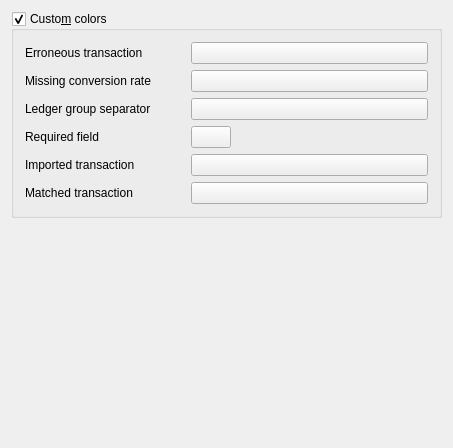
This is kmymoney/dialogs/settings/ksettingscolors.ui in KDE/kmymoney as Qt 5 draws it before an edit. The edited form follows.
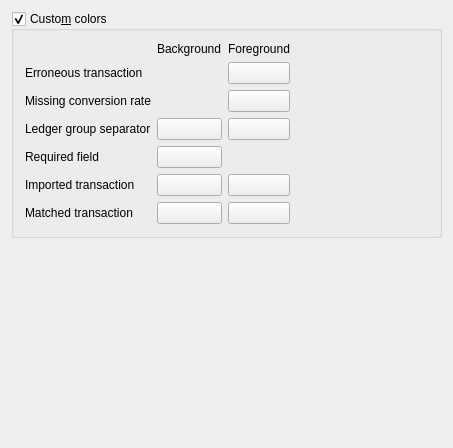
This is the edited form. Custom widgets are drawn as their Qt base class.

Commit message:
Fix custom color settings
Usage of custom colors was not implemented. This change brings back the
custom color settings. To improve them, for all background colors an
accompanying text color is now available to be able to adjust
readability.

FIXED-IN: 5.2

Diff of the .ui file:
```diff
--- a/kmymoney/dialogs/settings/ksettingscolors.ui
+++ b/kmymoney/dialogs/settings/ksettingscolors.ui
@@ -22,55 +22,22 @@
      <property name="checkable">
       <bool>true</bool>
      </property>
-     <layout class="QFormLayout" name="formLayout">
-      <property name="horizontalSpacing">
-       <number>40</number>
-      </property>
-      <item row="2" column="0">
-       <widget class="QLabel" name="textLabel1_5">
-        <property name="text">
-         <string>Ledger group separator</string>
+     <layout class="QGridLayout" name="gridLayout">
+      <item row="1" column="3">
+       <spacer name="horizontalSpacer">
+        <property name="orientation">
+         <enum>Qt::Horizontal</enum>
         </property>
-        <property name="wordWrap">
-         <bool>false</bool>
+        <property name="sizeHint" stdset="0">
+         <size>
+          <width>114</width>
+          <height>20</height>
+         </size>
         </property>
-       </widget>
+       </spacer>
       </item>
-      <item row="2" column="1">
-       <widget class="KColorButton" name="kcfg_groupMarkerColor">
-        <property name="text">
-         <string/>
-        </property>
-        <property name="color">
-         <color>
-          <red>255</red>
-          <green>170</green>
-          <blue>0</blue>
-         </color>
-        </property>
-       </widget>
-      </item>
-      <item row="3" column="0">
-       <widget class="QLabel" name="textLabel1_2">
-        <property name="text">
-         <string>Required field</string>
-        </property>
-        <property name="wordWrap">
-         <bool>false</bool>
-        </property>
-       </widget>
-      </item>
-      <item row="3" column="1">
+      <item row="4" column="1">
        <widget class="KColorButton" name="kcfg_fieldRequiredColor">
-        <property name="sizePolicy">
-         <sizepolicy hsizetype="Fixed" vsizetype="Fixed">
-          <horstretch>0</horstretch>
-          <verstretch>0</verstretch>
-         </sizepolicy>
-        </property>
-        <property name="text">
-         <string/>
-        </property>
         <property name="color">
          <color>
           <red>255</red>
@@ -80,17 +47,28 @@
         </property>
        </widget>
       </item>
+      <item row="6" column="2">
+       <widget class="KColorButton" name="kcfg_transactionMatchedText">
+        <property name="color">
+         <color>
+          <red>1</red>
+          <green>1</green>
+          <blue>1</blue>
+         </color>
+        </property>
+       </widget>
+      </item>
       <item row="4" column="0">
-       <widget class="QLabel" name="textLabel1_4">
+       <widget class="QLabel" name="textLabel1_2">
         <property name="text">
-         <string>Imported transaction</string>
+         <string>Required field</string>
         </property>
         <property name="wordWrap">
          <bool>false</bool>
         </property>
        </widget>
       </item>
-      <item row="4" column="1">
+      <item row="5" column="1">
        <widget class="KColorButton" name="kcfg_transactionImportedColor">
         <property name="text">
          <string/>
@@ -104,7 +82,86 @@
         </property>
        </widget>
       </item>
+      <item row="3" column="2">
+       <widget class="KColorButton" name="kcfg_groupMarkerText">
+        <property name="color">
+         <color>
+          <red>1</red>
+          <green>1</green>
+          <blue>1</blue>
+         </color>
+        </property>
+       </widget>
+      </item>
+      <item row="5" column="2">
+       <widget class="KColorButton" name="kcfg_transactionImportedText">
+        <property name="text">
+         <string/>
+        </property>
+        <property name="color">
+         <color>
+          <red>1</red>
+          <green>1</green>
+          <blue>1</blue>
+         </color>
+        </property>
+       </widget>
+      </item>
+      <item row="1" column="0">
+       <widget class="QLabel" name="textLabel1_3">
+        <property name="text">
+         <string>Erroneous transaction</string>
+        </property>
+        <property name="wordWrap">
+         <bool>false</bool>
+        </property>
+       </widget>
+      </item>
       <item row="5" column="0">
+       <widget class="QLabel" name="textLabel1_4">
+        <property name="text">
+         <string>Imported transaction</string>
+        </property>
+        <property name="wordWrap">
+         <bool>false</bool>
+        </property>
+       </widget>
+      </item>
+      <item row="3" column="1">
+       <widget class="KColorButton" name="kcfg_groupMarkerColor">
+        <property name="text">
+         <string/>
+        </property>
+        <property name="color">
+         <color>
+          <red>255</red>
+          <green>170</green>
+          <blue>0</blue>
+         </color>
+        </property>
+       </widget>
+      </item>
+      <item row="2" column="0">
+       <widget class="QLabel" name="textLabel4">
+        <property name="text">
+         <string>Missing conversion rate</string>
+        </property>
+        <property name="wordWrap">
+         <bool>false</bool>
+        </property>
+       </widget>
+      </item>
+      <item row="3" column="0">
+       <widget class="QLabel" name="textLabel1_5">
+        <property name="text">
+         <string>Ledger group separator</string>
+        </property>
+        <property name="wordWrap">
+         <bool>false</bool>
+        </property>
+       </widget>
+      </item>
+      <item row="6" column="0">
        <widget class="QLabel" name="textLabel2_2">
         <property name="text">
          <string>Matched transaction</string>
@@ -114,7 +171,21 @@
         </property>
        </widget>
       </item>
-      <item row="5" column="1">
+      <item row="0" column="1">
+       <widget class="QLabel" name="label">
+        <property name="text">
+         <string>Background</string>
+        </property>
+       </widget>
+      </item>
+      <item row="0" column="2">
+       <widget class="QLabel" name="label_2">
+        <property name="text">
+         <string>Foreground</string>
+        </property>
+       </widget>
+      </item>
+      <item row="6" column="1">
        <widget class="KColorButton" name="kcfg_transactionMatchedColor">
         <property name="text">
          <string/>
@@ -128,7 +199,7 @@
         </property>
        </widget>
       </item>
-      <item row="0" column="1">
+      <item row="1" column="2">
        <widget class="KColorButton" name="kcfg_transactionErroneousColor">
         <property name="color">
          <color>
@@ -139,17 +210,7 @@
         </property>
        </widget>
       </item>
-      <item row="0" column="0">
-       <widget class="QLabel" name="textLabel1_3">
-        <property name="text">
-         <string>Erroneous transaction</string>
-        </property>
-        <property name="wordWrap">
-         <bool>false</bool>
-        </property>
-       </widget>
-      </item>
-      <item row="1" column="1">
+      <item row="2" column="2">
        <widget class="KColorButton" name="kcfg_missingConversionRateColor">
         <property name="color">
          <color>
@@ -160,16 +221,6 @@
         </property>
        </widget>
       </item>
-      <item row="1" column="0">
-       <widget class="QLabel" name="textLabel4">
-        <property name="text">
-         <string>Missing conversion rate</string>
-        </property>
-        <property name="wordWrap">
-         <bool>false</bool>
-        </property>
-       </widget>
-      </item>
      </layout>
     </widget>
    </item>
```
Left out of the diff: 14 changed lines with no effect on the pictures. The commit also changes 9 other files.
